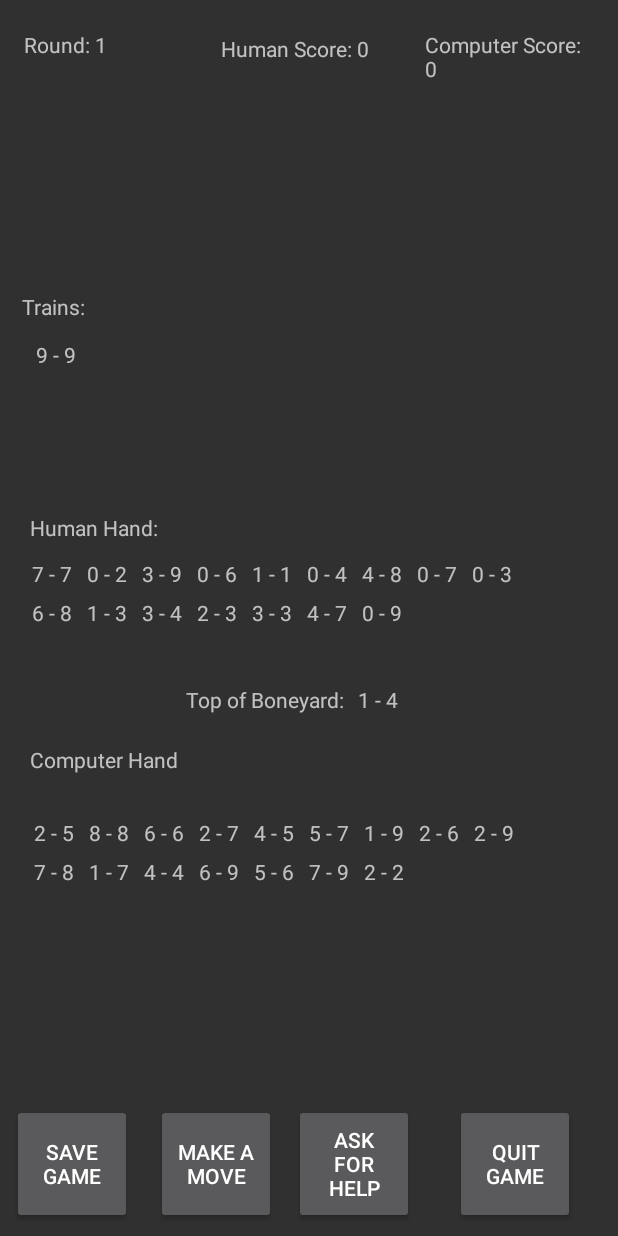
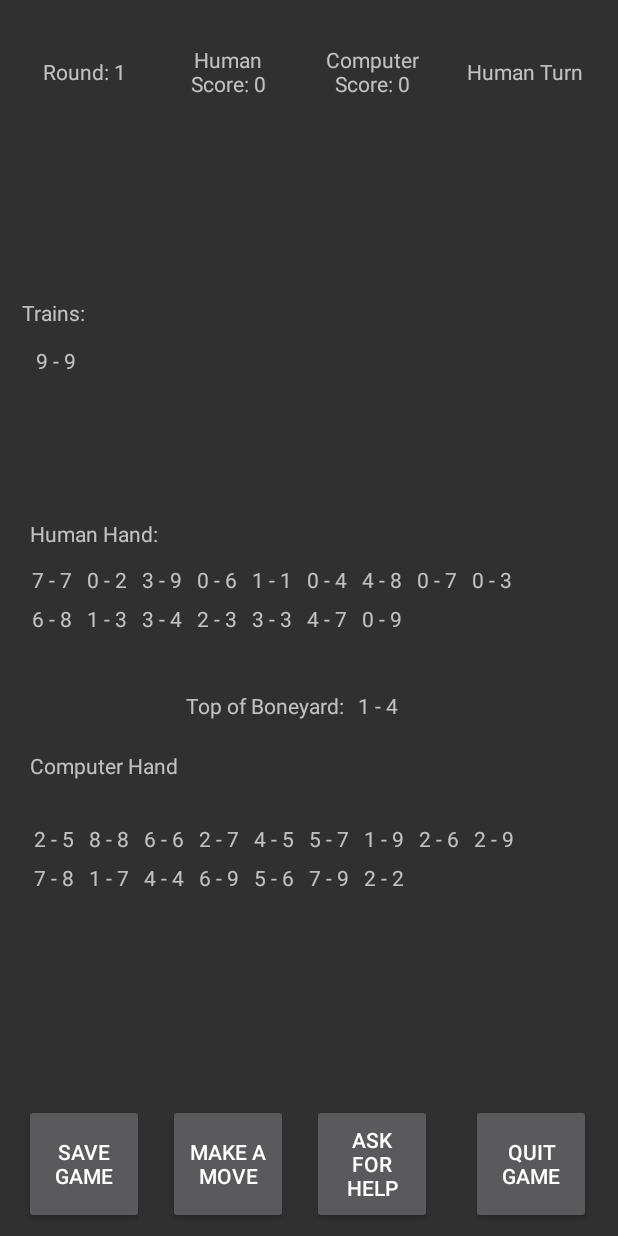
Before and after one commit to Burhan-Khawaja/java-mexican-train, an Android app: the MainActivity screen opened directly, with no data from a screen before it, on a phone screen of 412 x 824 dp. Run offline under Robolectric (Android 15) with nearby library versions, the phone set to English and light mode, and no system bars.

Commit message:
Add files via upload

```diff
--- a/src/main/java/com/example/mexicantrain/MainActivity.java
+++ b/src/main/java/com/example/mexicantrain/MainActivity.java
@@ -41,6 +41,13 @@ public class MainActivity extends AppCompatActivity {
             }
         });
 
+        Button helpButton = (Button) findViewById(R.id.helpButton);
+        helpButton.setOnClickListener(new View.OnClickListener() {
+            public void onClick(View v) {
+                Log.d("mytag","helpButton onclick created.");
+                humanHelp();
+            }
+        });
         boolean serializedStart = false;
         //gameFeed = (LinearLayout) findViewById(R.id.gameInstructionLL);
         //Load intent data
@@ -110,6 +117,12 @@ public class MainActivity extends AppCompatActivity {
 
     }
 
+    private void humanHelp() {
+        game.getBestHumanMove();
+        addGameFeedMessage(game.getHumanMoveExplanation());
+        game.clearHumanMoveExplanation();
+    }
+
     public void displayTrains() {
 
         LinearLayout allTrains = (LinearLayout) findViewById(R.id.allTrainsLayout);
@@ -132,6 +145,15 @@ public class MainActivity extends AppCompatActivity {
     public void displayHand() {
         //BURBUR check for valid move BEFORE user makes a move
         //BURBUR need to get humanTrainPlayable and other trains too
+
+        //UPDATE WHOSE TURN IT IS
+        TextView whoseTurn = (TextView) findViewById(R.id.whoseTurnLabel);
+        if (game.getHumanTurn()) {
+            whoseTurn.setText("Human Turn");
+        }
+        else {
+            whoseTurn.setText("Computer Turn");
+        }
         game.setPlayableTrainsHuman();
 
         //IF human is playing we have to check if they have a valid move before they play
@@ -331,7 +353,8 @@ public class MainActivity extends AppCompatActivity {
 
     void humanPlaysTile(Tile userTile, char userTrain) {
         int value = game.playTile( userTile, userTrain);
-
+        addGameFeedMessage(game.getHumanMoveExplanation());
+        game.clearHumanMoveExplanation();
         //BURBUR THIS SHOULD BE IN GAME CLASS
         if(value > 0) {
             game.addComputerScore(value);
@@ -372,9 +395,12 @@ public class MainActivity extends AppCompatActivity {
             //add to box click a tile and select a train to play
         }
         else if(!game.getHumanTurn()) {
-            this.game.playTile(new Tile(-1,-1), ' ');
+            int value = this.game.playTile(new Tile(-1,-1), ' ');
+            //burbur check here if computer won game by value being > 0.
             game.setHumanTurn();
             addGameFeedMessage(game.getComputerMoveExplanation());
+            game.clearComputerMoveExplanation();
+            game.clearHumanMoveExplanation();//BURBUR double check clearing here is where it should be cleared
             displayTrains();
             displayHand();
         }
@@ -382,7 +408,7 @@ public class MainActivity extends AppCompatActivity {
 
     public void addGameFeedMessage(String s) {
         LinearLayout gameFeed = (LinearLayout) findViewById(R.id.gameInstructionLL);
-        gameFeed.removeAllViews();
+        //gameFeed.removeAllViews();if removing feed doesnt work then just copy what is in the feed.
         TextView tmpText = new TextView(this);
         tmpText.setText(s);
         gameFeed.addView(tmpText);
--- a/src/main/res/layout/activity_main.xml
+++ b/src/main/res/layout/activity_main.xml
@@ -6,6 +6,20 @@
     android:layout_width="match_parent"
     android:layout_height="match_parent"
     tools:context=".MainActivity">
+
+    <TextView
+        android:id="@+id/whoseTurnLabel"
+        android:layout_width="80dp"
+        android:layout_height="80dp"
+        android:layout_marginStart="16dp"
+        android:layout_marginTop="8dp"
+        android:layout_marginEnd="20dp"
+        android:gravity="center"
+        android:text="TextView"
+        app:layout_constraintEnd_toEndOf="parent"
+        app:layout_constraintHorizontal_bias="0.741"
+        app:layout_constraintStart_toEndOf="@+id/computerScoreLabel"
+        app:layout_constraintTop_toTopOf="parent" />
 
     <Button
         android:id="@+id/makeMoveButton"
@@ -21,7 +35,7 @@
         android:id="@+id/saveGameButton"
         android:layout_width="80dp"
         android:layout_height="80dp"
-        android:layout_marginStart="8dp"
+        android:layout_marginStart="16dp"
         android:layout_marginBottom="8dp"
         android:text="Save Game"
         app:layout_constraintBottom_toBottomOf="parent"
@@ -31,7 +45,7 @@
         android:id="@+id/helpButton"
         android:layout_width="80dp"
         android:layout_height="80dp"
-        android:layout_marginStart="12dp"
+        android:layout_marginStart="16dp"
         android:layout_marginBottom="8dp"
         android:text="Ask for Help"
         app:layout_constraintBottom_toBottomOf="parent"
@@ -41,7 +55,7 @@
         android:id="@+id/quitGameButton"
         android:layout_width="80dp"
         android:layout_height="80dp"
-        android:layout_marginStart="8dp"
+        android:layout_marginStart="16dp"
         android:layout_marginEnd="8dp"
         android:layout_marginBottom="8dp"
         android:text="Quit Game"
@@ -52,43 +66,44 @@
 
     <TextView
         android:id="@+id/humanScoreLabel"
-        android:layout_width="106dp"
-        android:layout_height="42dp"
-        android:layout_marginStart="24dp"
+        android:layout_width="80dp"
+        android:layout_height="80dp"
+        android:layout_marginStart="16dp"
+        android:layout_marginTop="8dp"
         android:layout_marginBottom="16dp"
+        android:gravity="center"
         android:text="TextView"
         app:layout_constraintBottom_toTopOf="@+id/trains"
         app:layout_constraintStart_toEndOf="@+id/roundLabel"
         app:layout_constraintTop_toTopOf="parent"
-        app:layout_constraintVertical_bias="0.166" />
+        app:layout_constraintVertical_bias="0.0" />
 
     <TextView
         android:id="@+id/computerScoreLabel"
-        android:layout_width="113dp"
-        android:layout_height="42dp"
-        android:layout_marginStart="31dp"
-        android:layout_marginTop="20dp"
-        android:layout_marginEnd="16dp"
+        android:layout_width="80dp"
+        android:layout_height="80dp"
+        android:layout_marginStart="16dp"
+        android:layout_marginTop="8dp"
+        android:gravity="center"
         android:text="TextView"
-        app:layout_constraintEnd_toEndOf="parent"
-        app:layout_constraintHorizontal_bias="0.888"
         app:layout_constraintStart_toEndOf="@+id/humanScoreLabel"
         app:layout_constraintTop_toTopOf="parent" />
 
     <TextView
         android:id="@+id/roundLabel"
-        android:layout_width="107dp"
-        android:layout_height="39dp"
+        android:layout_width="80dp"
+        android:layout_height="80dp"
         android:layout_marginStart="16dp"
-        android:layout_marginTop="20dp"
+        android:layout_marginTop="8dp"
+        android:gravity="center"
         android:text="TextView"
         app:layout_constraintStart_toStartOf="parent"
         app:layout_constraintTop_toTopOf="parent" />
 
     <ScrollView
         android:id="@+id/gameInstruction"
-        android:layout_width="420dp"
-        android:layout_height="70dp"
+        android:layout_width="398dp"
+        android:layout_height="110dp"
         android:layout_marginStart="8dp"
         android:layout_marginBottom="92dp"
         app:layout_constraintBottom_toBottomOf="parent"
@@ -228,7 +243,7 @@
         android:layout_width="382dp"
         android:layout_height="60dp"
         android:layout_marginStart="16dp"
-        android:layout_marginBottom="60dp"
+        android:layout_marginBottom="16dp"
         app:layout_constraintBottom_toTopOf="@+id/gameInstruction"
         app:layout_constraintEnd_toEndOf="parent"
         app:layout_constraintHorizontal_bias="0.23"
```
Also changed, not shown: src/main/java/com/example/mexicantrain/Computer.java (+4 -3 lines), src/main/java/com/example/mexicantrain/Game.java (+12 -0 lines), src/main/java/com/example/mexicantrain/Human.java (+10 -14 lines), src/main/java/com/example/mexicantrain/Player.java (+10 -3 lines), src/main/java/com/example/mexicantrain/Round.java (+27 -3 lines), src/main/res/raw/case1.txt (+6 -6 lines).
